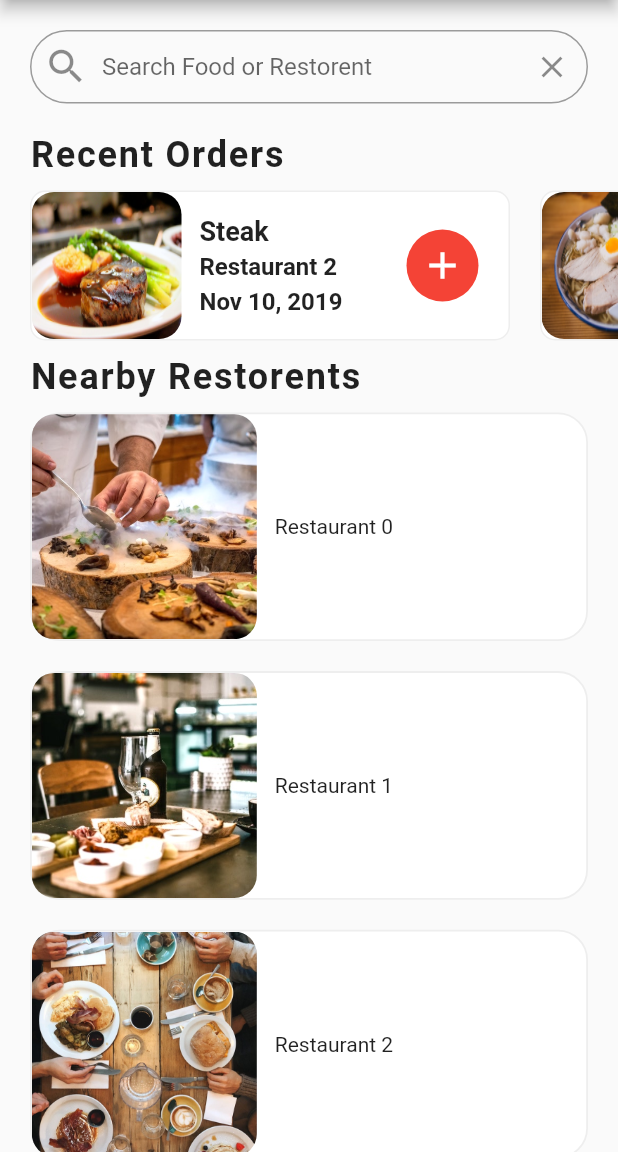
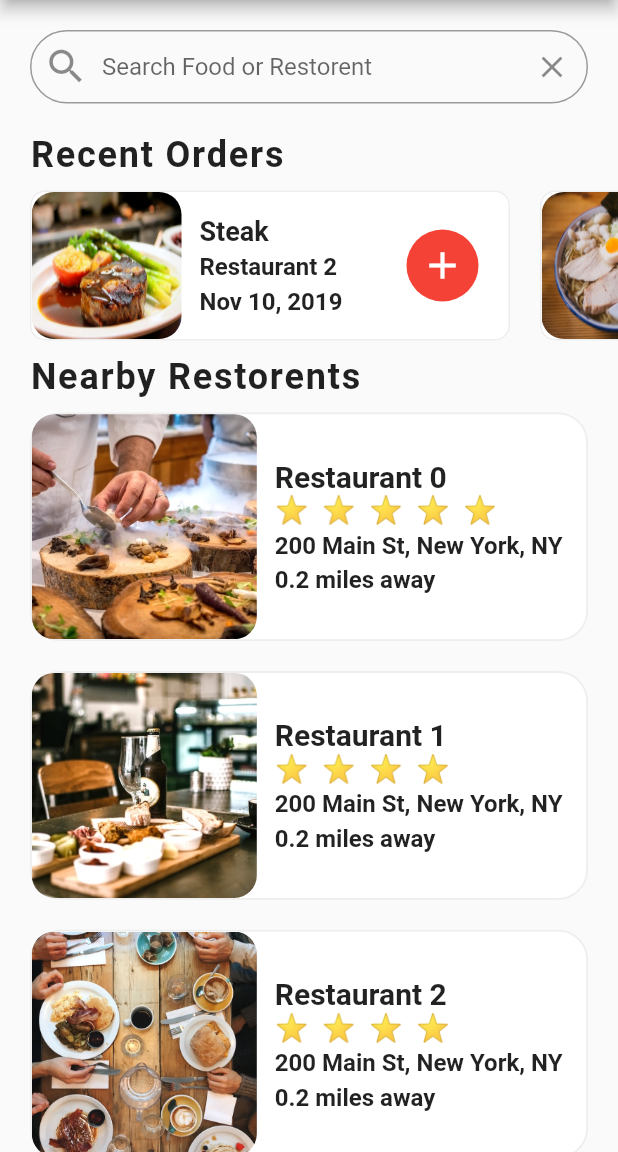
Before and after one commit to mfarhankz/Flutter-Food-Delivery-App, a Flutter app: the screen it shows after launch, on a phone screen of 412 x 824 dp, the part 84-1236 px from its top. Run offline on Flutter 3.47's test engine with Material 2 defaults, Android fonts, the phone set to English and light mode, and no system bars.

Commit message:
Nearby Restorents UI done

```diff
--- a/lib/screens/home_screen.dart
+++ b/lib/screens/home_screen.dart
@@ -3,6 +3,7 @@ import 'package:food_delivery_app/widgets/recent_orders.dart';
 
 import '../data/data.dart';
 import '../models/restaurant.dart';
+import '../widgets/rating_stars.dart';
 
 class HomeScreen extends StatefulWidget {
   const HomeScreen({Key? key}) : super(key: key);
@@ -36,13 +37,43 @@ class _HomeScreenState extends State<HomeScreen> {
                 fit: BoxFit.cover,
               ),
             ),
-            Container(
-                margin: const EdgeInsets.all(12.0),
-                child: Column(
-                  children: <Widget>[
-                    Text(restorent.name),
-                  ],
-                ))
+            Expanded(
+              child: Container(
+                  margin: const EdgeInsets.all(12.0),
+                  child: Column(
+                    mainAxisAlignment: MainAxisAlignment.center,
+                    crossAxisAlignment: CrossAxisAlignment.start,
+                    children: <Widget>[
+                      Text(
+                        restorent.name,
+                        style: const TextStyle(
+                          fontSize: 20,
+                          fontWeight: FontWeight.bold,
+                        ),
+                        overflow: TextOverflow.ellipsis,
+                      ),
+                      RatingStar(restorent.rating),
+                      const SizedBox(height: 4.0),
+                      Text(
+                        restorent.address,
+                        style: const TextStyle(
+                          fontSize: 16,
+                          fontWeight: FontWeight.bold,
+                        ),
+                        overflow: TextOverflow.ellipsis,
+                      ),
+                      const SizedBox(height: 4.0),
+                      const Text(
+                        "0.2 miles away",
+                        style: TextStyle(
+                          fontSize: 16,
+                          fontWeight: FontWeight.bold,
+                        ),
+                        overflow: TextOverflow.ellipsis,
+                      ),
+                    ],
+                  )),
+            )
           ],
         ),
       ));
--- /dev/null
+++ b/lib/widgets/rating_stars.dart
@@ -0,0 +1,21 @@
+import 'package:flutter/material.dart';
+
+class RatingStar extends StatelessWidget {
+  RatingStar(this.rating);
+  final int rating;
+
+  @override
+  Widget build(BuildContext context) {
+    String starts = '';
+    for (int i = 0; i < rating; i++) {
+      starts += '⭐  ';
+    }
+    starts.trim();
+    return Text(
+      starts,
+      style: const TextStyle(
+        fontSize: 18.0,
+      ),
+    );
+  }
+}
```
